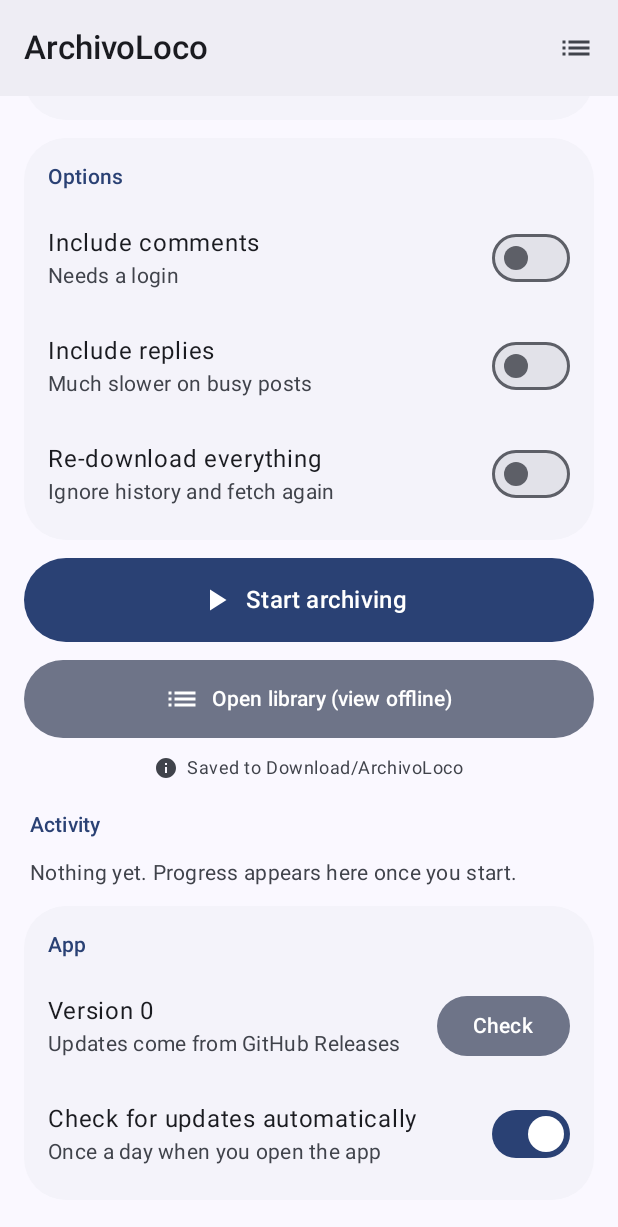
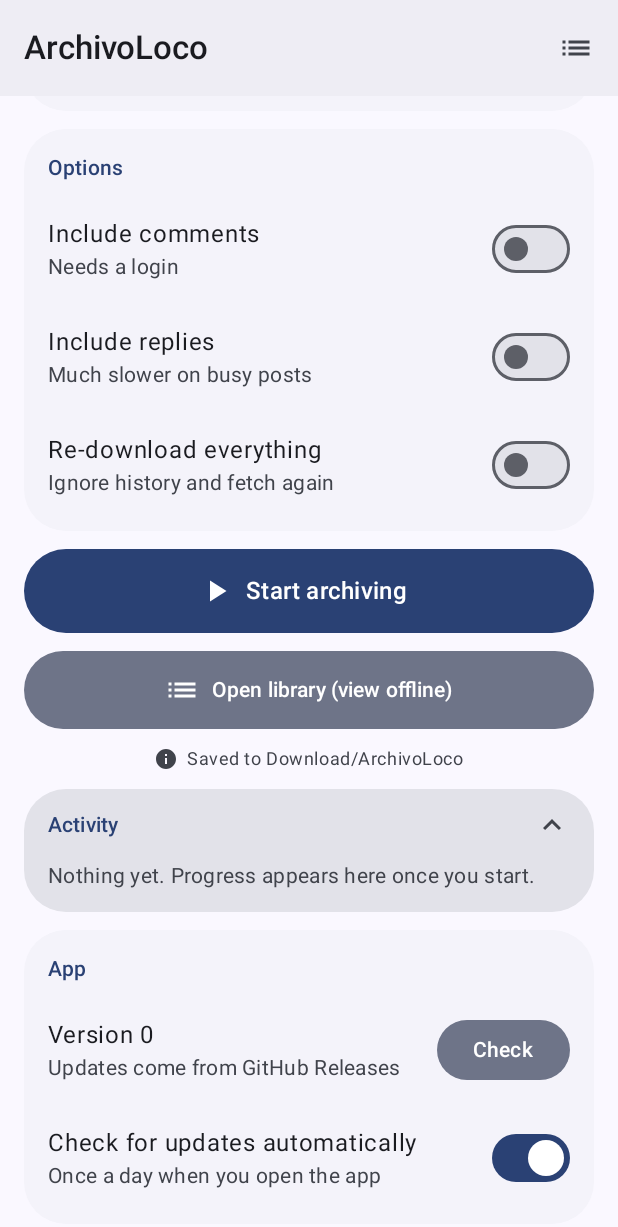
Before and after one commit to ahmadhadi/ArchivoLoco, an Android app built with Jetpack Compose: the composable MainScreen called with empty values, scrolled down 374 dp, on a phone screen of 412 x 824 dp. Shown: the top 1227 px of the screen. Run offline under Robolectric (Android 15) with nearby library versions, the phone set to English and light mode, and no system bars.

Commit message:
UI: collapsible activity log (23-line scroll) and inline update result
- Activity is a collapsible card; expanded it caps at 23 lines and scrolls
  inside itself, collapsed it shows the latest line
- Manual 'Check' shows its result in place: status text in the App card
  and the Update available card directly under it (auto-scrolled into
  view); the top banner is now only for the automatic daily check

Co-Authored-By: Claude Opus 5.5 <noreply@anthropic.com>
Claude-Session: https://claude.ai/code/session_01GTBJ5TwE7wGzV6XYFyfejU

```diff
--- a/app/src/main/java/com/ahmadhadi/archivoloco/MainActivity.kt
+++ b/app/src/main/java/com/ahmadhadi/archivoloco/MainActivity.kt
@@ -18,6 +18,14 @@ import androidx.compose.animation.fadeIn
 import androidx.compose.animation.fadeOut
 import androidx.compose.animation.shrinkVertically
 import androidx.compose.foundation.background
+import androidx.compose.foundation.clickable
+import androidx.compose.foundation.layout.heightIn
+import androidx.compose.foundation.lazy.rememberLazyListState
+import androidx.compose.foundation.rememberScrollState
+import androidx.compose.foundation.verticalScroll
+import androidx.compose.material.icons.filled.KeyboardArrowDown
+import androidx.compose.material.icons.filled.KeyboardArrowUp
+import androidx.compose.ui.platform.LocalDensity
 import androidx.compose.foundation.layout.Arrangement
 import androidx.compose.foundation.layout.Box
 import androidx.compose.foundation.layout.Column
@@ -171,18 +179,33 @@ private fun MainScreen(sharedUsername: String?, onSharedConsumed: () -> Unit, lo
     var update by remember { mutableStateOf<UpdateInfo?>(null) }
     var checkingUpdate by remember { mutableStateOf(false) }
     var autoUpdate by remember { mutableStateOf(UpdateChecker.isAutoEnabled(ctx)) }
+    // A manual check shows its result right under the Check button; an automatic one at the top.
+    var updateBelow by remember { mutableStateOf(false) }
+    var checkStatus by remember { mutableStateOf<String?>(null) }
+    val listState = rememberLazyListState()
 
     fun checkForUpdate(manual: Boolean) {
         if (checkingUpdate) return
         checkingUpdate = true
         scope.launch {
+            if (manual) checkStatus = null
             try {
-                update = UpdateChecker.check(ctx)
-                if (manual && update == null) snackbar.showSnackbar("You're on the latest version ($currentVersion)")
+                val found = UpdateChecker.check(ctx)
+                update = found
+                if (manual) {
+                    updateBelow = true
+                    checkStatus = if (found == null) "✓ You're on the latest version" else null
+                }
             } catch (e: Exception) {
-                if (manual) snackbar.showSnackbar("Couldn't check for updates: ${e.message}")
+                if (manual) checkStatus = "Couldn't check: ${e.message}"
             } finally {
                 checkingUpdate = false
+            }
+            if (manual) {
+                // Bring the result (just below the App card, at the end of the list) into view.
+                kotlinx.coroutines.delay(150)
+                val last = listState.layoutInfo.totalItemsCount - 1
+                if (last >= 0) listState.animateScrollToItem(last)
             }
         }
     }
@@ -253,6 +276,7 @@ private fun MainScreen(sharedUsername: String?, onSharedConsumed: () -> Unit, lo
         containerColor = MaterialTheme.colorScheme.surface,
     ) { padding ->
         LazyColumn(
+            state = listState,
             modifier = Modifier.fillMaxSize(),
             contentPadding = PaddingValues(
                 start = 16.dp, end = 16.dp,
@@ -270,51 +294,9 @@ private fun MainScreen(sharedUsername: String?, onSharedConsumed: () -> Unit, lo
                 )
             }
 
-            // ---- Update available
-            update?.let { u ->
-                item {
-                    SectionCard(color = MaterialTheme.colorScheme.tertiaryContainer) {
-                        Column(Modifier.padding(16.dp), verticalArrangement = Arrangement.spacedBy(12.dp)) {
-                            Row(verticalAlignment = Alignment.CenterVertically) {
-                                IconBadge(
-                                    Icons.Filled.Refresh,
-                                    MaterialTheme.colorScheme.tertiary,
-                                    MaterialTheme.colorScheme.onTertiary,
-                                )
-                                Spacer(Modifier.width(14.dp))
-                                Column(Modifier.weight(1f)) {
-                                    Text(
-                                        "Update available",
-                                        style = MaterialTheme.typography.titleMedium,
-                                        fontWeight = FontWeight.SemiBold,
-                                        color = MaterialTheme.colorScheme.onTertiaryContainer,
-                                    )
-                                    Text(
-                                        "Version ${u.version} · you have $currentVersion",
-                                        style = MaterialTheme.typography.bodyMedium,
-                                        color = MaterialTheme.colorScheme.onTertiaryContainer,
-                                    )
-                                }
-                            }
-                            Row(horizontalArrangement = Arrangement.spacedBy(8.dp)) {
-                                Button(
-                                    onClick = { openUrl(u.apkUrl) },
-                                    colors = ButtonDefaults.buttonColors(
-                                        containerColor = MaterialTheme.colorScheme.tertiary,
-                                        contentColor = MaterialTheme.colorScheme.onTertiary,
-                                    ),
-                                ) { Text("Download") }
-                                TextButton(onClick = { openUrl(u.pageUrl) }) {
-                                    Text("What's new", color = MaterialTheme.colorScheme.onTertiaryContainer)
-                                }
-                                Spacer(Modifier.weight(1f))
-                                TextButton(onClick = { update = null }) {
-                                    Text("Later", color = MaterialTheme.colorScheme.onTertiaryContainer)
-                                }
-                            }
-                        }
-                    }
-                }
+            // ---- Update available (found by the automatic check)
+            update?.takeIf { !updateBelow }?.let { u ->
+                item { UpdateCard(u, currentVersion, ::openUrl) { update = null } }
             }
 
             // ---- Account
@@ -487,35 +469,7 @@ private fun MainScreen(sharedUsername: String?, onSharedConsumed: () -> Unit, lo
             }
 
             // ---- Activity log
-            item {
-                SectionTitle("Activity", Modifier.padding(start = 4.dp, top = 8.dp))
-            }
-            if (job.lines.isEmpty()) {
-                item {
-                    Text(
-                        "Nothing yet. Progress appears here once you start.",
-                        style = MaterialTheme.typography.bodyMedium,
-                        color = MaterialTheme.colorScheme.onSurfaceVariant,
-                        modifier = Modifier.padding(start = 4.dp),
-                    )
-                }
-            } else {
-                item {
-                    SectionCard(color = MaterialTheme.colorScheme.surfaceContainerHighest) {
-                        Column(Modifier.padding(14.dp), verticalArrangement = Arrangement.spacedBy(4.dp)) {
-                            job.lines.takeLast(150).asReversed().forEach { line ->
-                                Text(
-                                    line,
-                                    fontFamily = FontFamily.Monospace,
-                                    fontSize = 12.sp,
-                                    lineHeight = 16.sp,
-                                    color = MaterialTheme.colorScheme.onSurfaceVariant,
-                                )
-                            }
-                        }
-                    }
-                }
-            }
+            item { ActivityCard(job.lines) }
 
             // ---- About & updates
             item {
@@ -526,7 +480,16 @@ private fun MainScreen(sharedUsername: String?, onSharedConsumed: () -> Unit, lo
                             colors = ListItemDefaults.colors(containerColor = Color.Transparent),
                             headlineContent = { Text("Version $currentVersion") },
                             supportingContent = {
-                                Text(if (update != null) "Version ${update!!.version} is available" else "Updates come from GitHub Releases")
+                                Text(
+                                    when {
+                                        checkingUpdate -> "Checking GitHub Releases…"
+                                        update != null -> "Version ${update!!.version} is available"
+                                        checkStatus != null -> checkStatus!!
+                                        else -> "Updates come from GitHub Releases"
+                                    },
+                                    color = if (checkStatus?.startsWith("✓") == true && update == null)
+                                        MaterialTheme.colorScheme.primary else Color.Unspecified,
+                                )
                             },
                             trailingContent = {
                                 if (checkingUpdate) {
@@ -542,6 +505,11 @@ private fun MainScreen(sharedUsername: String?, onSharedConsumed: () -> Unit, lo
                         }
                     }
                 }
+            }
+
+            // ---- Result of a manual check, right under the Check button
+            update?.takeIf { updateBelow }?.let { u ->
+                item { UpdateCard(u, currentVersion, ::openUrl) { update = null; updateBelow = false } }
             }
         }
     }
@@ -659,3 +627,107 @@ private fun IconBadge(icon: ImageVector, bg: Color, fg: Color) {
         contentAlignment = Alignment.Center,
     ) { Icon(icon, null, tint = fg, modifier = Modifier.size(26.dp)) }
 }
+
+@Composable
+private fun UpdateCard(u: UpdateInfo, currentVersion: String, openUrl: (String) -> Unit, onLater: () -> Unit) {
+    SectionCard(color = MaterialTheme.colorScheme.tertiaryContainer) {
+        Column(Modifier.padding(16.dp), verticalArrangement = Arrangement.spacedBy(12.dp)) {
+            Row(verticalAlignment = Alignment.CenterVertically) {
+                IconBadge(Icons.Filled.Refresh, MaterialTheme.colorScheme.tertiary, MaterialTheme.colorScheme.onTertiary)
+                Spacer(Modifier.width(14.dp))
+                Column(Modifier.weight(1f)) {
+                    Text(
+                        "Update available",
+                        style = MaterialTheme.typography.titleMedium,
+                        fontWeight = FontWeight.SemiBold,
+                        color = MaterialTheme.colorScheme.onTertiaryContainer,
+                    )
+                    Text(
+                        "Version ${u.version} · you have $currentVersion",
+                        style = MaterialTheme.typography.bodyMedium,
+                        color = MaterialTheme.colorScheme.onTertiaryContainer,
+                    )
+                }
+            }
+            Row(horizontalArrangement = Arrangement.spacedBy(8.dp)) {
+                Button(
+                    onClick = { openUrl(u.apkUrl) },
+                    colors = ButtonDefaults.buttonColors(
+                        containerColor = MaterialTheme.colorScheme.tertiary,
+                        contentColor = MaterialTheme.colorScheme.onTertiary,
+                    ),
+                ) { Text("Download") }
+                TextButton(onClick = { openUrl(u.pageUrl) }) {
+                    Text("What's new", color = MaterialTheme.colorScheme.onTertiaryContainer)
+                }
+                Spacer(Modifier.weight(1f))
+                TextButton(onClick = onLater) {
+                    Text("Later", color = MaterialTheme.colorScheme.onTertiaryContainer)
+                }
+            }
+        }
+    }
+}
+
+/** Collapsible activity log. Expanded, it shows at most 23 lines and scrolls inside itself. */
+@Composable
+private fun ActivityCard(lines: List<String>) {
+    var expanded by rememberSaveable { mutableStateOf(true) }
+    val lineHeight = 16.sp
+    val maxHeight = with(LocalDensity.current) { (lineHeight * 23).toDp() }
+    SectionCard(color = MaterialTheme.colorScheme.surfaceContainerHighest) {
+        Column {
+            Row(
+                Modifier.fillMaxWidth().clickable { expanded = !expanded }.padding(horizontal = 16.dp, vertical = 12.dp),
+                verticalAlignment = Alignment.CenterVertically,
+            ) {
+                SectionTitle("Activity")
+                if (lines.isNotEmpty()) {
+                    Text(
+                        "  ${lines.size}",
+                        style = MaterialTheme.typography.labelMedium,
+                        color = MaterialTheme.colorScheme.onSurfaceVariant,
+                    )
+                }
+                Spacer(Modifier.weight(1f))
+                Icon(
+                    if (expanded) Icons.Filled.KeyboardArrowUp else Icons.Filled.KeyboardArrowDown,
+                    if (expanded) "Collapse" else "Expand",
+                    tint = MaterialTheme.colorScheme.onSurfaceVariant,
+                )
+            }
+            val newestFirst = lines.asReversed()
+            when {
+                lines.isEmpty() -> Text(
+                    "Nothing yet. Progress appears here once you start.",
+                    style = MaterialTheme.typography.bodyMedium,
+                    color = MaterialTheme.colorScheme.onSurfaceVariant,
+                    modifier = Modifier.padding(start = 16.dp, end = 16.dp, bottom = 14.dp),
+                )
+                !expanded -> LogLine(newestFirst.first(), maxLines = 1, modifier = Modifier.padding(start = 16.dp, end = 16.dp, bottom = 14.dp))
+                else -> Box(
+                    Modifier.fillMaxWidth().heightIn(max = maxHeight)
+                        .padding(start = 16.dp, end = 16.dp, bottom = 14.dp),
+                ) {
+                    Column(Modifier.verticalScroll(rememberScrollState())) {
+                        newestFirst.forEach { LogLine(it) }
+                    }
+                }
+            }
+        }
+    }
+}
+
+@Composable
+private fun LogLine(text: String, maxLines: Int = Int.MAX_VALUE, modifier: Modifier = Modifier) {
+    Text(
+        text,
+        modifier = modifier,
+        fontFamily = FontFamily.Monospace,
+        fontSize = 12.sp,
+        lineHeight = 16.sp,
+        maxLines = maxLines,
+        overflow = TextOverflow.Ellipsis,
+        color = MaterialTheme.colorScheme.onSurfaceVariant,
+    )
+}
```
